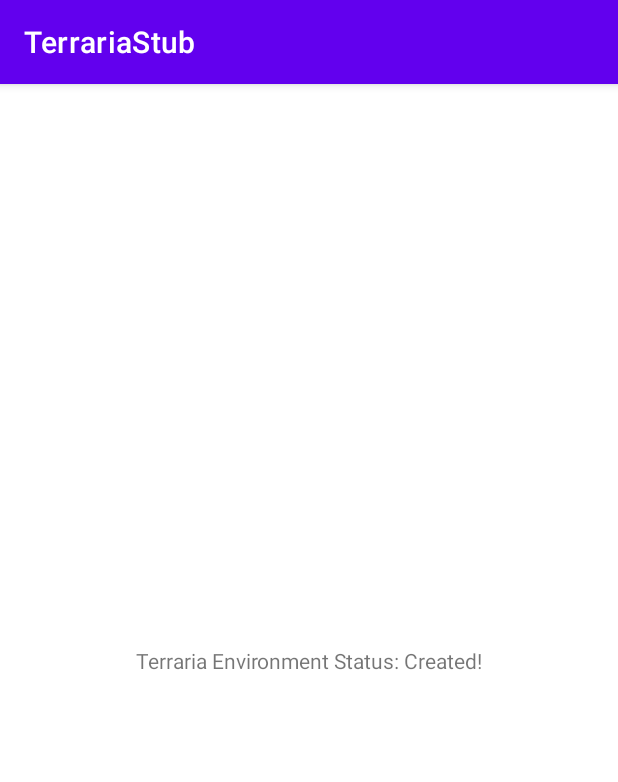
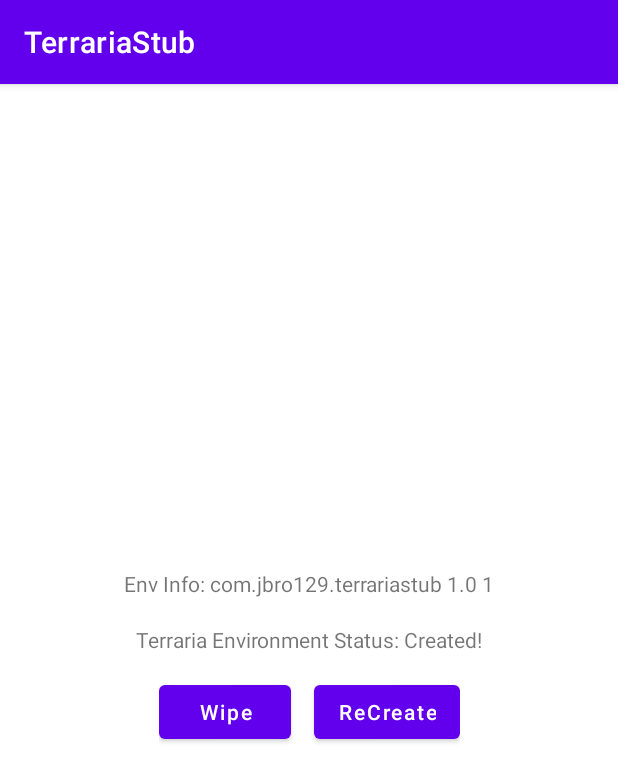
Before and after one commit to TerrariaManager/TerrariaStub, an Android app: the screen it shows after launch (MainActivity), on a phone screen of 412 x 824 dp. Shown: the top 782 px of the screen. Run offline under Robolectric (Android 15) with nearby library versions, the phone set to English and light mode, and no system bars.

Commit message:
Added env flavors, wipe button, and recreate env buttons

```diff
--- a/app/src/main/java/com/jbro129/terrariastub/MainActivity.java
+++ b/app/src/main/java/com/jbro129/terrariastub/MainActivity.java
@@ -2,8 +2,12 @@ package com.jbro129.terrariastub;
 
 import androidx.appcompat.app.AppCompatActivity;
 
+import android.annotation.SuppressLint;
+import android.content.SharedPreferences;
 import android.os.Bundle;
 import android.util.Log;
+import android.view.View;
+import android.widget.Button;
 import android.widget.TextView;
 
 import java.io.File;
@@ -15,7 +19,11 @@ public class MainActivity extends AppCompatActivity {
 
 	private static final String statusText = "Terraria Environment Status: ";
 	private static final String TAG = "JbroLog";
+	private File externalFilesDir;
 	private TextView status;
+	private TextView info;
+	private Button wipe;
+	private Button recreate;
 
 	@Override
 	protected void onCreate(Bundle savedInstanceState) {
@@ -23,9 +31,32 @@ public class MainActivity extends AppCompatActivity {
 		setContentView(R.layout.activity_main);
 
 		status = findViewById(R.id.envstatus);
+		info = findViewById(R.id.info);
+		wipe = findViewById(R.id.wipe);
+		recreate = findViewById(R.id.recreate);
+
+		wipe.setOnClickListener(v -> {
+			Log.d(TAG, "Wiping environment");
+			wipe();
+		});
+		recreate.setOnClickListener(v -> {
+			Log.d(TAG, "ReCreating environment");
+			wipe();
+			initEnvironment();
+		});
+
+		externalFilesDir = this.getExternalFilesDir(null).getParentFile();
+
+		info.setText("Env Info: " + BuildConfig.APPLICATION_ID + " " + BuildConfig.VERSION_NAME + " " + BuildConfig.VERSION_CODE);
 
 		initEnvironment();
+	}
 
+	private void wipe()
+	{
+		Log.d(TAG, "Data path to wipe: " + externalFilesDir.getAbsolutePath());
+
+		deleteDir(externalFilesDir);
 	}
 
 	private void initEnvironment()
@@ -33,8 +64,6 @@ public class MainActivity extends AppCompatActivity {
 		boolean anyerrors = false;
 
 		status.setText(statusText + "Preparing...");
-
-		File externalFilesDir = this.getExternalFilesDir(null).getParentFile();
 
 		Log.d(TAG, "external files dir: " + externalFilesDir.getAbsolutePath());
 
@@ -144,4 +173,17 @@ public class MainActivity extends AppCompatActivity {
 			return path.exists();
 		}
 	}
+
+	public static boolean deleteDir(File dir) {
+		if (dir.isDirectory()) {
+			String[] children = dir.list();
+			for (int i = 0; i < children.length; i++) {
+				boolean success = deleteDir(new File(dir, children[i]));
+				if (!success) {
+					return false;
+				}
+			}
+		}
+		return dir.delete();
+	}
 }
--- a/app/src/main/res/layout/activity_main.xml
+++ b/app/src/main/res/layout/activity_main.xml
@@ -4,7 +4,21 @@
 	xmlns:tools="http://schemas.android.com/tools"
 	android:layout_width="match_parent"
 	android:layout_height="match_parent"
-	tools:context=".MainActivity">
+	tools:context="com.jbro129.terrariastub..MainActivity">
+
+
+	<TextView
+		android:id="@+id/info"
+		android:layout_width="wrap_content"
+		android:layout_height="wrap_content"
+		android:text="Env Info: "
+		app:layout_constraintBottom_toBottomOf="parent"
+		app:layout_constraintEnd_toEndOf="parent"
+		app:layout_constraintLeft_toLeftOf="parent"
+		app:layout_constraintRight_toRightOf="parent"
+		app:layout_constraintStart_toStartOf="parent"
+		app:layout_constraintTop_toTopOf="parent"
+		app:layout_constraintVertical_bias="0.432" />
 
 	<TextView
 		android:id="@+id/envstatus"
@@ -12,8 +26,42 @@
 		android:layout_height="wrap_content"
 		android:text="Terraria Environment Status: "
 		app:layout_constraintBottom_toBottomOf="parent"
+		app:layout_constraintEnd_toEndOf="parent"
 		app:layout_constraintLeft_toLeftOf="parent"
 		app:layout_constraintRight_toRightOf="parent"
-		app:layout_constraintTop_toTopOf="parent" />
+		app:layout_constraintStart_toStartOf="parent"
+		app:layout_constraintTop_toBottomOf="@+id/info"
+		app:layout_constraintVertical_bias="0.044" />
+
+	<LinearLayout
+		android:layout_width="wrap_content"
+		android:layout_height="wrap_content"
+		android:layout_gravity="center"
+		android:orientation="horizontal"
+		app:layout_constraintBottom_toBottomOf="parent"
+		app:layout_constraintEnd_toEndOf="parent"
+		app:layout_constraintStart_toStartOf="parent"
+		app:layout_constraintTop_toBottomOf="@+id/envstatus"
+		app:layout_constraintVertical_bias="0.044">
+
+		<Button
+			android:id="@+id/wipe"
+			android:layout_width="wrap_content"
+			android:layout_height="wrap_content"
+			android:layout_marginEnd="15dp"
+			android:textAllCaps="false"
+			android:text="Wipe"
+			style="@style/TextAppearance.AppCompat.Widget.Button.Colored" />
+
+		<Button
+			android:id="@+id/recreate"
+			android:layout_width="wrap_content"
+			android:layout_height="wrap_content"
+			android:text="ReCreate"
+			android:textAllCaps="false"
+			style="@style/TextAppearance.AppCompat.Widget.Button.Colored" />
+
+	</LinearLayout>
+
 
 </androidx.constraintlayout.widget.ConstraintLayout>
```
Also changed, not shown: app/build.gradle (+28 -6 lines).
